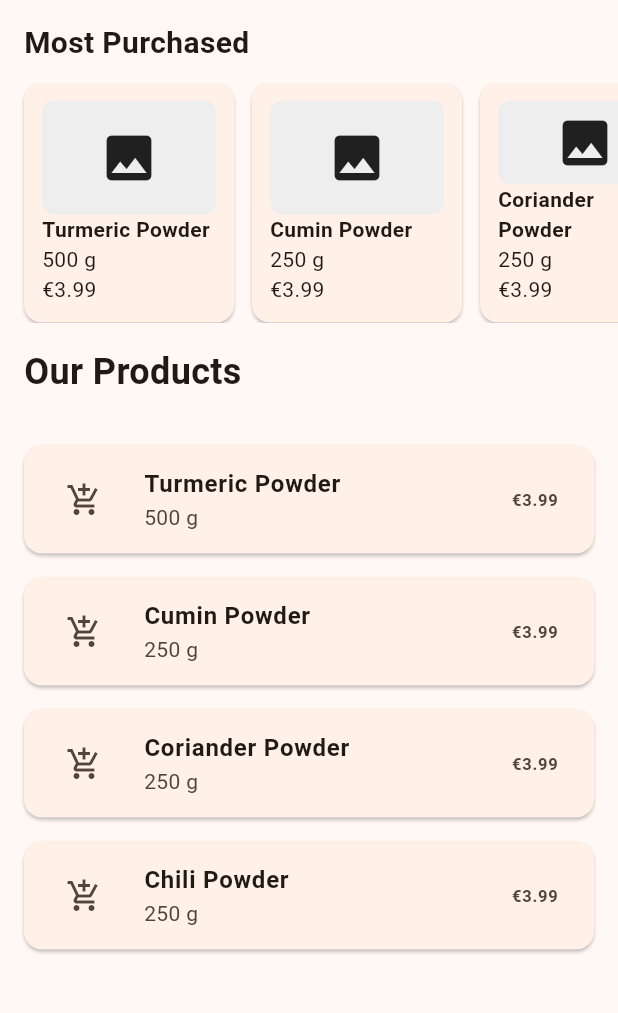
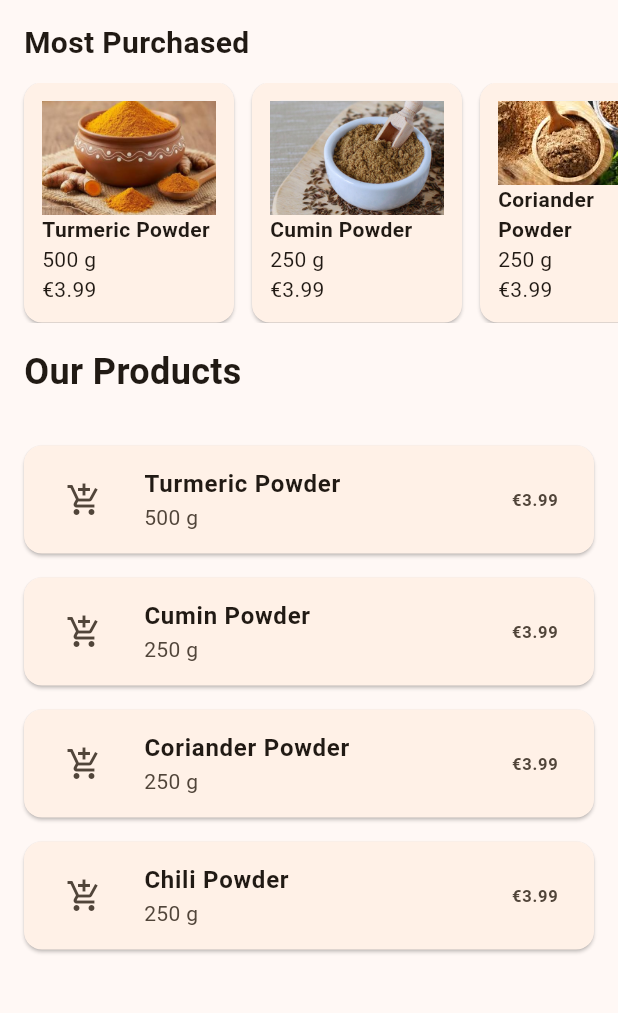
Before and after one commit to swastikdhakal07/SpiceApp, a Flutter app: the screen it shows after launch, on a phone screen of 412 x 824 dp, the part 63-1076 px from its top. Run offline on Flutter 3.47's test engine with Material 3 defaults, Android fonts, the phone set to English and light mode, and no system bars.

Commit message:
added assets to pubspec.yaml and images of the products

```diff
--- a/lib/widgets/most_purchased_section.dart
+++ b/lib/widgets/most_purchased_section.dart
@@ -28,21 +28,25 @@ class MostPurchasedSection extends StatelessWidget {
                 name: 'Turmeric Powder',
                 weight: '500 g',
                 price: '3.99',
+                imagePath: 'assets/images/turmeric_powder.jpg',
               ),
               _MostPurchasedCard(
                 name: 'Cumin Powder',
                 weight: '250 g',
                 price: '3.99',
+                imagePath: 'assets/images/cumin_powder.jpg',
               ),
               _MostPurchasedCard(
                 name: 'Coriander Powder',
                 weight: '250 g',
                 price: '3.99',
+                imagePath: 'assets/images/coriander_powder.jpg',
               ),
               _MostPurchasedCard(
                 name: 'Chili Powder',
                 weight: '250 g',
                 price: '3.99',
+                imagePath: 'assets/images/chili_powder.jpg',
               ),
             ],
           ),
@@ -56,11 +60,13 @@ class _MostPurchasedCard extends StatelessWidget {
   final String name;
   final String weight;
   final String price;
+  final String imagePath;
 
   const _MostPurchasedCard({
     required this.name,
     required this.weight,
     required this.price,
+    required this.imagePath,
   });
 
   @override
@@ -82,7 +88,7 @@ class _MostPurchasedCard extends StatelessWidget {
                     color: Colors.grey.shade200,
                   ),
 
-                  child: const Center(child: Icon(Icons.image, size: 40)),
+                  child: Image.asset(imagePath, fit: BoxFit.cover),
                 ),
               ),
 
--- a/pubspec.yaml
+++ b/pubspec.yaml
@@ -62,6 +62,9 @@ flutter:
   #   - images/a_dot_burr.jpeg
   #   - images/a_dot_ham.jpeg
 
+  assets:
+    - assets/images/
+
   # An image asset can refer to one or more resolution-specific "variants", see
   # https://flutter.dev/to/resolution-aware-images
 
```
Also changed, not shown: assets/images/chili_powder.jpg (added), assets/images/coriander_powder.jpg (added), assets/images/cumin_powder.jpg (added), assets/images/turmeric_powder.jpg (added).
